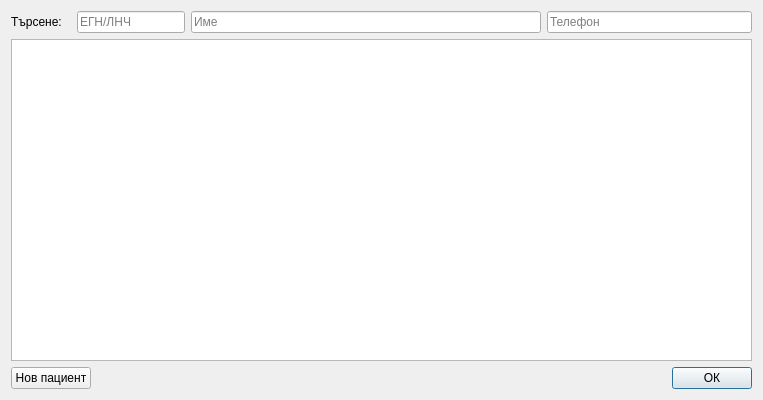
Above: src/View/Widgets/NewDocDialog.ui from thefinalcutbg/DinoDent before the change. Below: the same form after it.
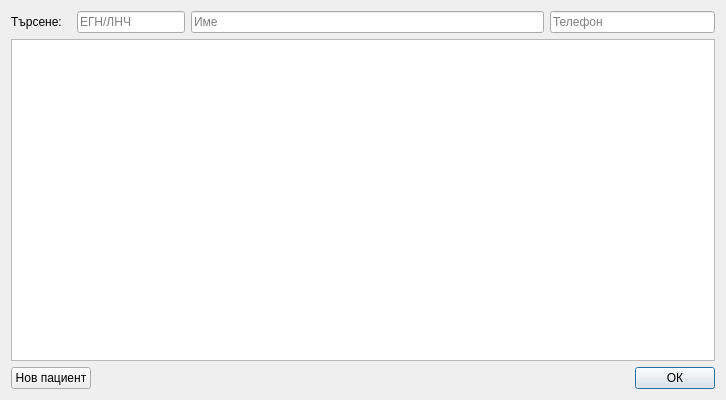
That is the form after the change. Custom widgets are drawn as their Qt base class.

Commit message: size policy updated

```diff
--- a/src/View/Widgets/NewDocDialog.ui
+++ b/src/View/Widgets/NewDocDialog.ui
@@ -6,7 +6,7 @@
    <rect>
     <x>0</x>
     <y>0</y>
-    <width>763</width>
+    <width>726</width>
     <height>400</height>
    </rect>
   </property>
@@ -57,7 +57,7 @@
      <item>
       <widget class="QLineEdit" name="nameSearchEdit">
        <property name="sizePolicy">
-        <sizepolicy hsizetype="Preferred" vsizetype="Fixed">
+        <sizepolicy hsizetype="Expanding" vsizetype="Fixed">
          <horstretch>0</horstretch>
          <verstretch>0</verstretch>
         </sizepolicy>
@@ -75,9 +75,15 @@
      </item>
      <item>
       <widget class="QLineEdit" name="phoneSearchEdit">
+       <property name="sizePolicy">
+        <sizepolicy hsizetype="Preferred" vsizetype="Fixed">
+         <horstretch>0</horstretch>
+         <verstretch>0</verstretch>
+        </sizepolicy>
+       </property>
        <property name="minimumSize">
         <size>
-         <width>100</width>
+         <width>165</width>
          <height>0</height>
         </size>
        </property>
```
Left out of the diff: 4 changed lines with no effect on the pictures. The commit also changes 2 other files.
